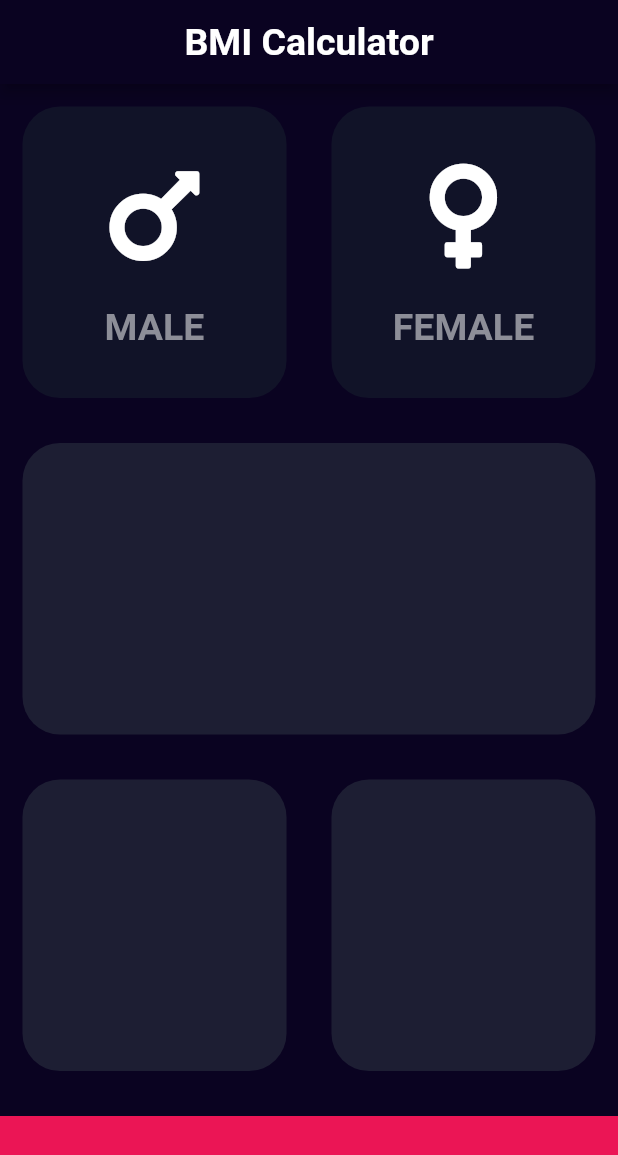
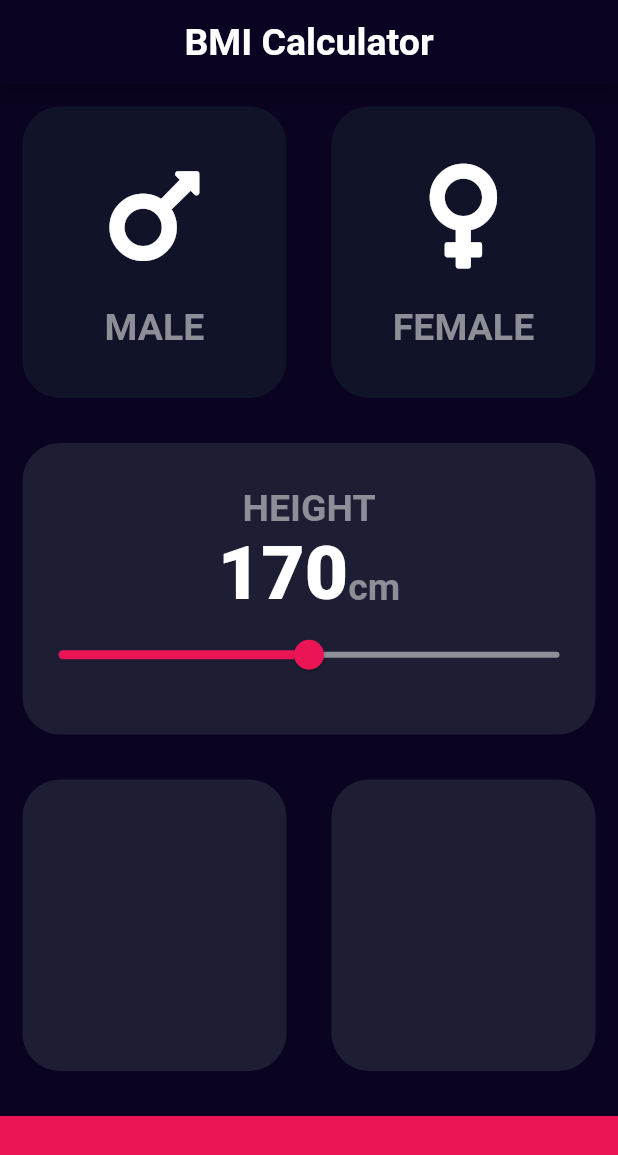
Before and after one commit to kv778/FlutterCourse, a Flutter app: the screen it shows after launch, on a phone screen of 412 x 824 dp. Shown: the top 1155 px of the screen. Run offline on Flutter 3.47's test engine with Material 2 defaults, Android fonts, the light colour scheme and no system bars; our stand-ins replace audioplayers, font_awesome_flutter.

Commit message:
Added a height slider

```diff
--- /dev/null
+++ b/bmi_calculator/lib/constants.dart
@@ -0,0 +1,20 @@
+import 'package:flutter/material.dart';
+
+const kBottomContainerHeight = 80.0;
+const kInactiveCardColor = Color(0xFF111328);
+const kActiveCardColor = Color(0xFF1D1E33);
+const kBottomContainerColor = Color(0xFFEB1555);
+
+const TextStyle kLabelTextStyle = TextStyle(
+  fontSize: 25.0,
+  color: Color(0xFF8D8E98),
+  fontWeight: FontWeight.w600,
+);
+
+const TextStyle kHeightText = TextStyle(
+  fontSize: 50.0,
+  fontWeight: FontWeight.w900,
+);
+
+const int minHeight = 120;
+const int maxHeight = 220;
--- a/bmi_calculator/lib/gender_card.dart
+++ b/bmi_calculator/lib/gender_card.dart
@@ -1,4 +1,5 @@
 import 'package:flutter/material.dart';
+import 'constants.dart';
 
 class GenderCard extends StatelessWidget {
   GenderCard({this.displayIcon, this.displayText});
@@ -18,11 +19,7 @@ class GenderCard extends StatelessWidget {
         ),
         Text(
           displayText,
-          style: TextStyle(
-            fontSize: 25.0,
-            color: Color(0xFF8D8E98),
-            fontWeight: FontWeight.w600,
-          ),
+          style: kLabelTextStyle,
         ),
       ],
     );
--- a/bmi_calculator/lib/input_page.dart
+++ b/bmi_calculator/lib/input_page.dart
@@ -1,20 +1,16 @@
 import 'package:flutter/cupertino.dart';
 import 'package:flutter/material.dart';
 import 'package:font_awesome_flutter/font_awesome_flutter.dart';
+import 'constants.dart';
 
 import 'reusable_card.dart';
 import 'gender_card.dart';
-
-const bottomContainerHeight = 80.0;
-const inactiveCardColor = Color(0xFF111328);
-const activeCardColor = Color(0xFF1D1E33);
-const bottomContainerColor = Color(0xFFEB1555);
 
 enum Gender {
   male,
   female,
 }
-
+int height = 170;
 class InputPage extends StatefulWidget {
   @override
   _InputPageState createState() => _InputPageState();
@@ -50,7 +46,7 @@ class _InputPageState extends State<InputPage> {
                         selectedGender = Gender.male;
                       });
                     },
-                    colour: selectedGender == Gender.male ? activeCardColor : inactiveCardColor,
+                    colour: selectedGender == Gender.male ? kActiveCardColor : kInactiveCardColor,
                     cardChild: GenderCard(
                       displayIcon: FontAwesomeIcons.mars,
                       displayText: 'MALE',
@@ -64,7 +60,7 @@ class _InputPageState extends State<InputPage> {
                         selectedGender = Gender.female;
                       });
                     },
-                    colour: selectedGender == Gender.female ? activeCardColor : inactiveCardColor,
+                    colour: selectedGender == Gender.female ? kActiveCardColor : kInactiveCardColor,
                     cardChild: GenderCard(
                       displayIcon: FontAwesomeIcons.venus,
                       displayText: 'FEMALE',
@@ -75,24 +71,63 @@ class _InputPageState extends State<InputPage> {
             ),
           ),
           Expanded(
-            child: ReusableCard(colour: activeCardColor),
+            child: ReusableCard(
+                colour: kActiveCardColor,
+              cardChild: Column(
+                mainAxisAlignment: MainAxisAlignment.center,
+                crossAxisAlignment: CrossAxisAlignment.center,
+                children: [
+                  Text(
+                    'HEIGHT',
+                    style: kLabelTextStyle,
+                  ),
+                  Row(
+                    mainAxisAlignment: MainAxisAlignment.center,
+                    crossAxisAlignment: CrossAxisAlignment.baseline,
+                    textBaseline: TextBaseline.alphabetic,
+                    children: [
+                      Text(
+                        height.toString(),
+                        style: kHeightText,
+                      ),
+                      Text(
+                        'cm',
+                        style: kLabelTextStyle,
+                      ),
+                    ],
+                  ),
+                  Slider(
+                    value: height.toDouble(),
+                    min: minHeight.toDouble(),
+                    max: maxHeight.toDouble(),
+                    activeColor: kBottomContainerColor,
+                    inactiveColor: Color(0xFF8D8E98),
+                    onChanged: (double newHeight) {
+                      setState(() {
+                        height = newHeight.round();
+                      });
+                    },
+                  ),
+                ],
+              ),
+            ),
           ),
           Expanded(
             child: Row(
               children: [
                 Expanded(
-                  child: ReusableCard(colour: activeCardColor),
+                  child: ReusableCard(colour: kActiveCardColor),
                 ),
                 Expanded(
-                  child: ReusableCard(colour: activeCardColor),
+                  child: ReusableCard(colour: kActiveCardColor),
                 ),
               ],
             ),
           ),
           Container(
             margin: EdgeInsets.only(top: 15.0),
-            color: bottomContainerColor,
-            height: bottomContainerHeight,
+            color: kBottomContainerColor,
+            height: kBottomContainerHeight,
             width: double.infinity,
           ),
         ],
```
